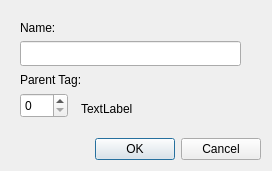
This is iknow/ui/newTagDialog.ui in j-kallwies/IKnow as Qt 5 draws it before an edit. The edited form follows.
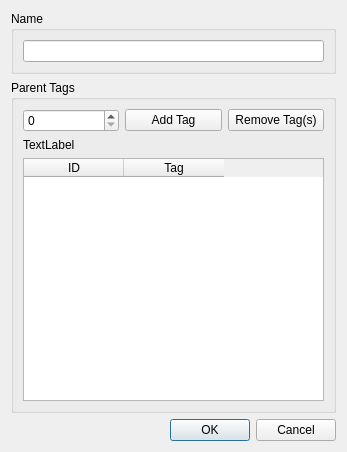
This is the edited form.

Commit message: Add dialog to add new knowledge

The edit to the form file:
```diff
--- a/iknow/ui/newTagDialog.ui
+++ b/iknow/ui/newTagDialog.ui
@@ -9,8 +9,8 @@
    <rect>
     <x>0</x>
     <y>0</y>
-    <width>268</width>
-    <height>171</height>
+    <width>343</width>
+    <height>452</height>
    </rect>
   </property>
   <property name="sizePolicy">
@@ -21,8 +21,8 @@
   </property>
   <property name="maximumSize">
    <size>
-    <width>268</width>
-    <height>171</height>
+    <width>16777215</width>
+    <height>16777215</height>
    </size>
   </property>
   <property name="windowTitle">
@@ -36,78 +36,86 @@
   </property>
   <layout class="QVBoxLayout" name="verticalLayout">
    <item>
-    <widget class="QWidget" name="widget" native="true">
+    <widget class="QGroupBox" name="groupBox_2">
+     <property name="title">
+      <string>Name</string>
+     </property>
+     <layout class="QVBoxLayout" name="verticalLayout_2">
+      <item>
+       <widget class="QLineEdit" name="tagNameEdit"/>
+      </item>
+     </layout>
+    </widget>
+   </item>
+   <item>
+    <widget class="QGroupBox" name="groupBox">
      <property name="sizePolicy">
-      <sizepolicy hsizetype="Minimum" vsizetype="Minimum">
+      <sizepolicy hsizetype="Expanding" vsizetype="Preferred">
        <horstretch>0</horstretch>
        <verstretch>0</verstretch>
       </sizepolicy>
      </property>
      <property name="minimumSize">
       <size>
-       <width>250</width>
-       <height>120</height>
+       <width>325</width>
+       <height>0</height>
       </size>
      </property>
-     <widget class="QLineEdit" name="tagNameEdit">
-      <property name="geometry">
-       <rect>
-        <x>9</x>
-        <y>30</y>
-        <width>221</width>
-        <height>25</height>
-       </rect>
-      </property>
-     </widget>
-     <widget class="QSpinBox" name="parentTagSpinBox">
-      <property name="geometry">
-       <rect>
-        <x>9</x>
-        <y>82</y>
-        <width>48</width>
-        <height>25</height>
-       </rect>
-      </property>
-     </widget>
+     <property name="title">
+      <string>Parent Tags</string>
+     </property>
+     <layout class="QGridLayout" name="gridLayout">
+      <item row="0" column="1">
+       <widget class="QPushButton" name="addTagButton">
+        <property name="text">
+         <string>Add Tag</string>
+        </property>
+       </widget>
+      </item>
+      <item row="1" column="0" colspan="3">
      <widget class="QLabel" name="parentTagLabel">
-      <property name="geometry">
-       <rect>
-        <x>70</x>
-        <y>90</y>
-        <width>151</width>
-        <height>16</height>
-       </rect>
-      </property>
       <property name="text">
        <string>TextLabel</string>
       </property>
      </widget>
-     <widget class="QLabel" name="label_2">
-      <property name="geometry">
-       <rect>
-        <x>9</x>
-        <y>61</y>
-        <width>70</width>
-        <height>16</height>
-       </rect>
+      </item>
+      <item row="0" column="2">
+       <widget class="QPushButton" name="removeTagButton">
+        <property name="enabled">
+         <bool>true</bool>
       </property>
       <property name="text">
-       <string>Parent Tag:</string>
-      </property>
-     </widget>
-     <widget class="QLabel" name="label">
-      <property name="geometry">
-       <rect>
-        <x>9</x>
-        <y>9</y>
-        <width>43</width>
-        <height>16</height>
-       </rect>
-      </property>
+         <string>Remove Tag(s)</string>
+        </property>
+       </widget>
+      </item>
+      <item row="0" column="0">
+       <widget class="QSpinBox" name="parentTagSpinBox"/>
+      </item>
+      <item row="2" column="0" colspan="3">
+       <widget class="QTableWidget" name="assignedTagsList">
+        <property name="alternatingRowColors">
+         <bool>true</bool>
+        </property>
+        <property name="selectionMode">
+         <enum>QAbstractItemView::ExtendedSelection</enum>
+        </property>
+        <property name="selectionBehavior">
+         <enum>QAbstractItemView::SelectRows</enum>
+        </property>
+        <column>
       <property name="text">
-       <string>Name:</string>
-      </property>
-     </widget>
+          <string>ID</string>
+         </property>
+        </column>
+        <column>
+         <property name="text">
+          <string>Tag</string>
+         </property>
+        </column>
+       </widget>
+      </item>
+     </layout>
     </widget>
    </item>
    <item>
```
Lines whose indentation alone changed are shown as unchanged. The commit also changes 6 other files.
